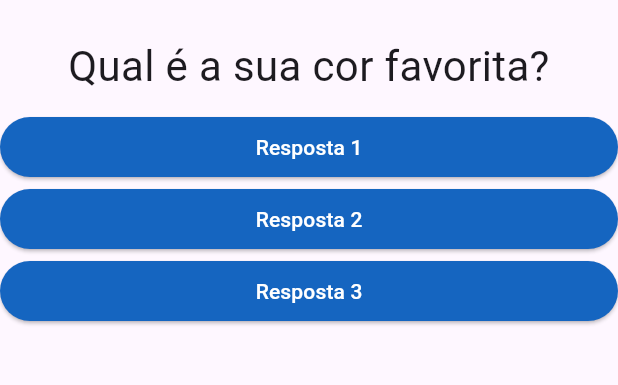
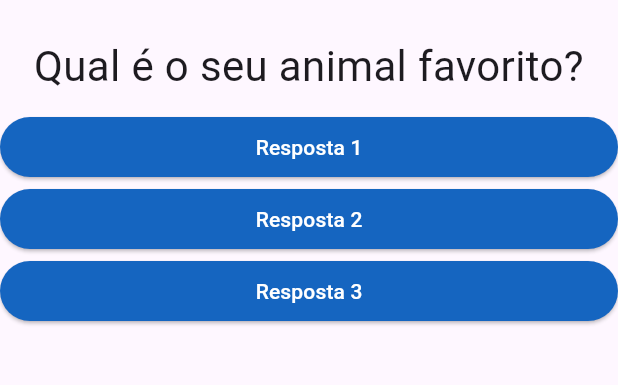
Before and after one commit to mfeeee/projeto_perguntas, a Flutter app: the screen it shows after launch, after a tap on "Resposta 1", on a phone screen of 412 x 824 dp, the part 63-448 px from its top. Run offline on Flutter 3.47's test engine with Material 3 defaults, Android fonts, the phone set to English and light mode, and no system bars.

```diff
--- a/lib/main.dart
+++ b/lib/main.dart
@@ -30,9 +30,9 @@ class _PerguntaAppState extends State<PerguntaApp> {
         body: Column(
           children: [
             Questao(texto: perguntas[_perguntaSelecionada]),
-            Resposta(texto: 'Resposta 1'),
-            Resposta(texto: 'Resposta 2'),
-            Resposta(texto: 'Resposta 3'),
+            Resposta(texto: 'Resposta 1', onSelected: _responder),
+            Resposta(texto: 'Resposta 2', onSelected: _responder),
+            Resposta(texto: 'Resposta 3', onSelected: _responder),
           ],
         ),
       ),
--- a/lib/resposta.dart
+++ b/lib/resposta.dart
@@ -3,8 +3,9 @@ import 'package:flutter/material.dart';
 class Resposta extends StatelessWidget {
 
   final String texto;
+  final void Function() onSelected;
 
-  const Resposta({super.key, required this.texto});
+  const Resposta({super.key, required this.texto, required this.onSelected});
 
   @override
   Widget build(BuildContext context) {
@@ -15,7 +16,7 @@ class Resposta extends StatelessWidget {
           foregroundColor: Colors.white,
           backgroundColor: Colors.blue[800],
         ),
-        onPressed: () {},
+        onPressed: onSelected,
         child: Text(texto),
       ),
     );
```
